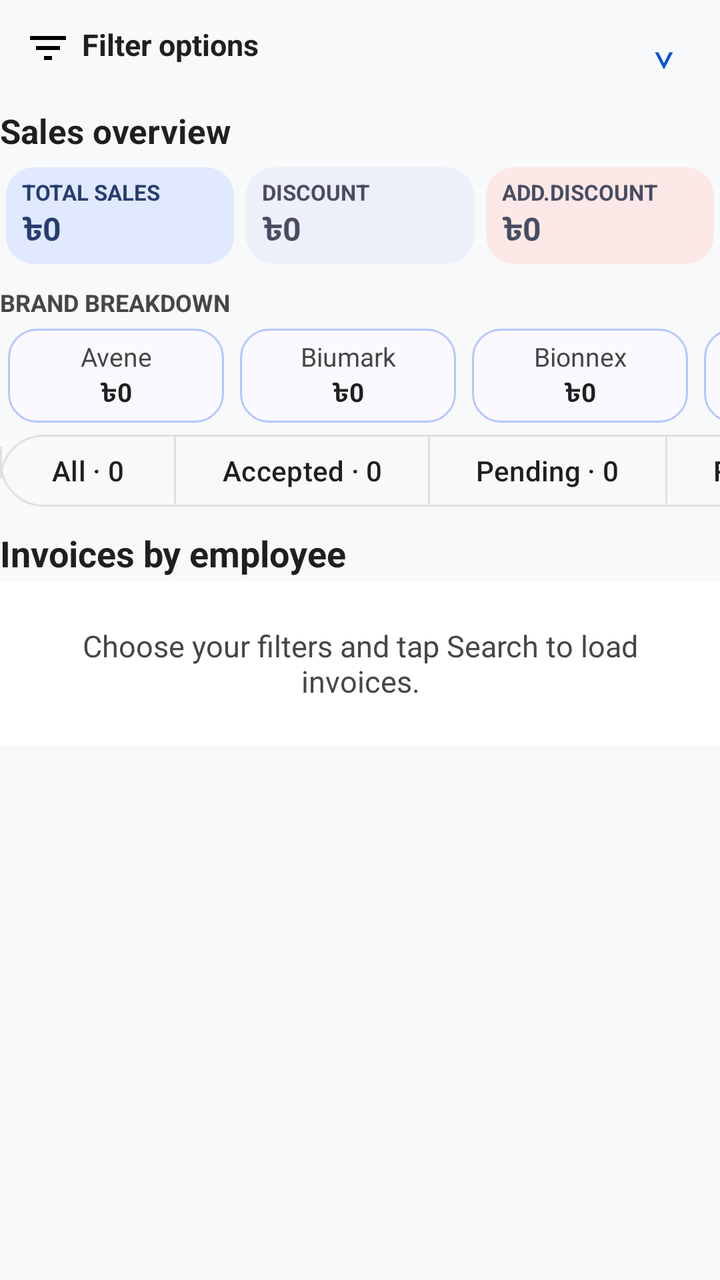
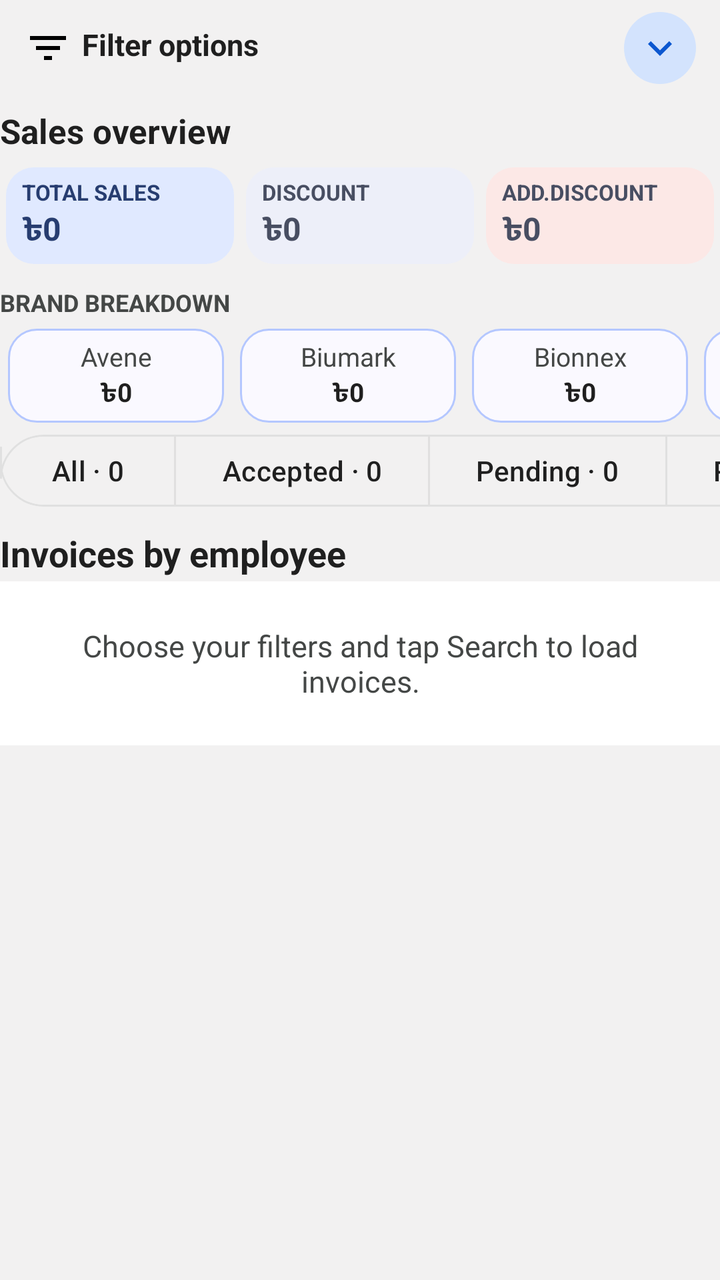

An Android layout rendered at two revisions. The XML below is the earlier revision; the diff shows what the commit changed to produce the second picture.
<!-- AndroidManifest.xml: application theme Theme.OrderPro -->
<!-- res/layout/fragment_daily_invoice_report.xml -->
<?xml version="1.0" encoding="utf-8"?>
<LinearLayout xmlns:android="http://schemas.android.com/apk/res/android"
    xmlns:app="http://schemas.android.com/apk/res-auto"
    android:id="@+id/dailyInvoiceReport"
    android:layout_width="match_parent"
    android:layout_height="wrap_content"
    android:orientation="vertical">

    <LinearLayout
        android:id="@+id/filterOptionsRoot"
        android:layout_width="match_parent"
        android:layout_height="wrap_content"
        android:orientation="vertical">

        <LinearLayout
            android:id="@+id/filterOptionsHeader"
            android:layout_width="match_parent"
            android:layout_height="48dp"
            android:background="?attr/selectableItemBackground"
            android:clickable="true"
            android:focusable="true"
            android:gravity="center_vertical"
            android:orientation="horizontal"
            android:paddingHorizontal="12dp">

            <TextView
                android:layout_width="0dp"
                android:layout_height="wrap_content"
                android:layout_weight="1"
                android:drawablePadding="5dp"
                android:text="@string/daily_invoice_filter_options"
                android:textColor="@color/on_surface_light"
                android:textSize="15sp"
                android:textStyle="bold"
                app:drawableStartCompat="@drawable/ic_filter" />

            <TextView
                android:id="@+id/filterOptionsIcon"
                android:layout_width="32dp"
                android:layout_height="match_parent"
                android:gravity="center"
                android:importantForAccessibility="no"
                android:text="⌄"
                android:textColor="@color/google_blue"
                android:textSize="22sp" />
        </LinearLayout>

        <com.arif.smartordermanagement.ui.common.ReportHeaderFilterView
            android:id="@+id/reportHeaderFilter"
            android:layout_width="match_parent"
            android:layout_height="wrap_content"
            android:layout_marginBottom="5dp"
            android:visibility="gone" />
    </LinearLayout>

    <TextView
        android:id="@+id/salesOverviewTitle"
        android:layout_width="match_parent"
        android:layout_height="wrap_content"
        android:layout_marginTop="6dp"
        android:layout_marginBottom="4dp"
        android:text="@string/daily_invoice_sales_overview"
        android:textColor="@color/on_surface_light"
        android:textSize="17sp"
        android:textStyle="bold" />

    <LinearLayout
        android:id="@+id/summaryCards"
        android:layout_width="match_parent"
        android:layout_height="wrap_content"
        android:baselineAligned="false"
        android:orientation="horizontal">

        <LinearLayout
            android:layout_width="0dp"
            android:layout_height="wrap_content"
            android:layout_margin="3dp"
            android:layout_weight="1"
            android:background="@drawable/bg_invoice_summary_tile"
            android:backgroundTint="#E0E9FF"
            android:orientation="vertical"
            android:paddingHorizontal="8dp"
            android:paddingVertical="5dp">

            <TextView
                android:layout_width="match_parent"
                android:layout_height="wrap_content"
                android:autoSizeMaxTextSize="11sp"
                android:autoSizeMinTextSize="8sp"
                android:autoSizeTextType="uniform"
                android:maxLines="1"
                android:text="@string/daily_invoice_total_sales"
                android:textColor="#FF273D70"
                android:textSize="11sp"
                android:textStyle="bold" />

            <TextView
                android:id="@+id/totalSalesValue"
                android:layout_width="match_parent"
                android:layout_height="wrap_content"
                android:autoSizeMaxTextSize="16sp"
                android:autoSizeMinTextSize="9sp"
                android:autoSizeTextType="uniform"
                android:maxLines="1"
                android:text="@string/daily_invoice_amount_placeholder"
                android:textColor="#FF273D70"
                android:textSize="16sp"
                android:textStyle="bold" />
        </LinearLayout>

        <LinearLayout
            android:layout_width="0dp"
            android:layout_height="wrap_content"
            android:layout_margin="3dp"
            android:layout_weight="1"
            android:background="@drawable/bg_invoice_summary_tile"
            android:backgroundTint="#EDEFF9"
            android:orientation="vertical"
            android:paddingHorizontal="8dp"
            android:paddingVertical="5dp">

            <TextView
                android:layout_width="match_parent"
                android:layout_height="wrap_content"
                android:autoSizeMaxTextSize="11sp"
                android:autoSizeMinTextSize="8sp"
                android:autoSizeTextType="uniform"
                android:maxLines="1"
                android:text="@string/daily_invoice_discount"
                android:textColor="#FF484E62"
                android:textSize="11sp"
                android:textStyle="bold" />

            <TextView
                android:id="@+id/discountValue"
                android:layout_width="match_parent"
                android:layout_height="wrap_content"
                android:autoSizeMaxTextSize="16sp"
                android:autoSizeMinTextSize="9sp"
                android:autoSizeTextType="uniform"
                android:maxLines="1"
                android:text="@string/daily_invoice_amount_placeholder"
                android:textColor="#FF484E62"
                android:textSize="16sp"
                android:textStyle="bold" />
        </LinearLayout>

        <LinearLayout
            android:layout_width="0dp"
            android:layout_height="wrap_content"
            android:layout_margin="3dp"
            android:layout_weight="1"
            android:background="@drawable/bg_invoice_summary_tile"
            android:backgroundTint="#FCE8E6"
            android:orientation="vertical"
            android:paddingHorizontal="8dp"
            android:paddingVertical="5dp">

            <TextView
                android:layout_width="match_parent"
                android:layout_height="wrap_content"
                android:autoSizeMaxTextSize="11sp"
                android:autoSizeMinTextSize="8sp"
                android:autoSizeTextType="uniform"
                android:maxLines="1"
                android:text="@string/additional_discount"
                android:textColor="#FF484E62"
                android:textSize="11sp"
                android:textStyle="bold" />

            <TextView
                android:id="@+id/additionalDiscountValue"
                android:layout_width="match_parent"
                android:layout_height="wrap_content"
                android:autoSizeMaxTextSize="16sp"
                android:autoSizeMinTextSize="9sp"
                android:autoSizeTextType="uniform"
                android:maxLines="1"
                android:text="@string/daily_invoice_amount_placeholder"
                android:textColor="#FF484E62"
                android:textSize="16sp"
                android:textStyle="bold" />
        </LinearLayout>
    </LinearLayout>

    <TextView
        android:layout_width="match_parent"
        android:layout_height="wrap_content"
        android:layout_marginTop="8dp"
        android:layout_marginBottom="5dp"
        android:text="@string/daily_invoice_brand_sales"
        android:textAllCaps="true"
        android:textColor="@color/on_surface_variant_light"
        android:textSize="12sp"
        android:textStyle="bold" />

    <HorizontalScrollView
        android:layout_width="match_parent"
        android:layout_height="wrap_content"
        android:fillViewport="false"
        android:scrollbars="none">

        <LinearLayout
            android:layout_width="wrap_content"
            android:layout_height="wrap_content"
            android:orientation="horizontal">

            <LinearLayout
                android:layout_width="108dp"
                android:layout_height="wrap_content"
                android:layout_marginHorizontal="4dp"
                android:background="@drawable/bg_brand_summary_tile"
                android:gravity="center"
                android:orientation="vertical"
                android:padding="5dp">

                <TextView
                    android:layout_width="match_parent"
                    android:layout_height="wrap_content"
                    android:autoSizeMaxTextSize="13sp"
                    android:autoSizeMinTextSize="10sp"
                    android:autoSizeTextType="uniform"
                    android:gravity="center"
                    android:maxLines="1"
                    android:text="@string/brand_avene"
                    android:textColor="@color/on_surface_variant_light"
                    android:textSize="13sp" />

                <TextView
                    android:id="@+id/brandAveneValue"
                    android:layout_width="match_parent"
                    android:layout_height="wrap_content"
                    android:autoSizeMaxTextSize="14sp"
                    android:autoSizeMinTextSize="10sp"
                    android:autoSizeTextType="uniform"
                    android:ellipsize="end"
                    android:gravity="center"
                    android:maxLines="1"
                    android:text="@string/daily_invoice_amount_placeholder"
                    android:textColor="@color/on_surface_light"
                    android:textSize="13sp"
                    android:textStyle="bold" />
            </LinearLayout>

            <LinearLayout
                android:layout_width="108dp"
                android:layout_height="wrap_content"
                android:layout_marginHorizontal="4dp"
                android:background="@drawable/bg_brand_summary_tile"
                android:gravity="center"
                android:orientation="vertical"
                android:padding="5dp">

                <TextView
                    android:layout_width="match_parent"
                    android:layout_height="wrap_content"
                    android:autoSizeMaxTextSize="13sp"
                    android:autoSizeMinTextSize="10sp"
                    android:autoSizeTextType="uniform"
                    android:gravity="center"
                    android:maxLines="1"
                    android:text="@string/brand_biumark"
                    android:textColor="@color/on_surface_variant_light"
                    android:textSize="13sp" />

                <TextView
                    android:id="@+id/brandBiumarkValue"
                    android:layout_width="match_parent"
                    android:layout_height="wrap_content"
                    android:autoSizeMaxTextSize="14sp"
                    android:autoSizeMinTextSize="10sp"
                    android:autoSizeTextType="uniform"
                    android:ellipsize="end"
                    android:gravity="center"
                    android:maxLines="1"
                    android:text="@string/daily_invoice_amount_placeholder"
                    android:textColor="@color/on_surface_light"
                    android:textSize="13sp"
                    android:textStyle="bold" />
            </LinearLayout>

            <LinearLayout
                android:layout_width="108dp"
                android:layout_height="wrap_content"
                android:layout_marginHorizontal="4dp"
                android:background="@drawable/bg_brand_summary_tile"
                android:gravity="center"
                android:orientation="vertical"
                android:padding="5dp">

                <TextView
                    android:layout_width="match_parent"
                    android:layout_height="wrap_content"
                    android:autoSizeMaxTextSize="13sp"
                    android:autoSizeMinTextSize="10sp"
                    android:autoSizeTextType="uniform"
                    android:gravity="center"
                    android:maxLines="1"
                    android:text="@string/brand_bionnex"
                    android:textColor="@color/on_surface_variant_light"
                    android:textSize="13sp" />

                <TextView
                    android:id="@+id/brandBionnexValue"
                    android:layout_width="match_parent"
                    android:layout_height="wrap_content"
                    android:autoSizeMaxTextSize="14sp"
                    android:autoSizeMinTextSize="10sp"
                    android:autoSizeTextType="uniform"
                    android:ellipsize="end"
                    android:gravity="center"
                    android:maxLines="1"
                    android:text="@string/daily_invoice_amount_placeholder"
                    android:textColor="@color/on_surface_light"
                    android:textSize="13sp"
                    android:textStyle="bold" />
            </LinearLayout>

            <LinearLayout
                android:layout_width="108dp"
                android:layout_height="wrap_content"
                android:layout_marginHorizontal="4dp"
                android:background="@drawable/bg_brand_summary_tile"
                android:gravity="center"
                android:orientation="vertical"
                android:padding="5dp">

                <TextView
                    android:layout_width="match_parent"
                    android:layout_height="wrap_content"
                    android:autoSizeMaxTextSize="13sp"
                    android:autoSizeMinTextSize="10sp"
                    android:autoSizeTextType="uniform"
                    android:gravity="center"
                    android:maxLines="1"
                    android:text="@string/brand_cosmed"
                    android:textColor="@color/on_surface_variant_light"
                    android:textSize="13sp" />

                <TextView
                    android:id="@+id/brandCosmedValue"
                    android:layout_width="match_parent"
                    android:layout_height="wrap_content"
                    android:autoSizeMaxTextSize="14sp"
                    android:autoSizeMinTextSize="10sp"
                    android:autoSizeTextType="uniform"
                    android:ellipsize="end"
                    android:gravity="center"
                    android:maxLines="1"
                    android:text="@string/daily_invoice_amount_placeholder"
                    android:textColor="@color/on_surface_light"
                    android:textSize="13sp"
                    android:textStyle="bold" />
            </LinearLayout>

            <LinearLayout
                android:layout_width="108dp"
                android:layout_height="wrap_content"
                android:layout_marginHorizontal="4dp"
                android:background="@drawable/bg_brand_summary_tile"
                android:gravity="center"
                android:orientation="vertical"
                android:padding="5dp">

                <TextView
                    android:layout_width="match_parent"
                    android:layout_height="wrap_content"
                    android:autoSizeMaxTextSize="13sp"
                    android:autoSizeMinTextSize="10sp"
                    android:autoSizeTextType="uniform"
                    android:gravity="center"
                    android:maxLines="1"
                    android:text="@string/brand_wahib"
                    android:textColor="@color/on_surface_variant_light"
                    android:textSize="13sp" />

                <TextView
                    android:id="@+id/brandWahibValue"
                    android:layout_width="match_parent"
                    android:layout_height="wrap_content"
                    android:autoSizeMaxTextSize="14sp"
                    android:autoSizeMinTextSize="10sp"
                    android:autoSizeTextType="uniform"
                    android:ellipsize="end"
                    android:gravity="center"
                    android:maxLines="1"
                    android:text="@string/daily_invoice_amount_placeholder"
                    android:textColor="@color/on_surface_light"
                    android:textSize="13sp"
                    android:textStyle="bold" />
            </LinearLayout>
        </LinearLayout>
    </HorizontalScrollView>

    <HorizontalScrollView
        android:layout_width="match_parent"
        android:layout_height="wrap_content"
        android:layout_gravity="center|start"
        android:layout_marginTop="2dp"
        android:layout_marginBottom="2dp"
        android:fillViewport="true"
        android:scrollbars="none">

        <com.google.android.material.button.MaterialButtonToggleGroup
            android:id="@+id/statusFilters"
            android:layout_width="wrap_content"
            android:layout_height="wrap_content"
            android:gravity="center"
            android:orientation="horizontal"
            app:selectionRequired="true"
            app:singleSelection="true">

            <com.google.android.material.button.MaterialButton
                android:id="@+id/filterAll"
                style="@style/Widget.Material3.Button.OutlinedButton"
                android:layout_width="wrap_content"
                android:layout_height="44dp"
                android:minWidth="88dp"
                android:tag="all"
                android:text="@string/daily_invoice_filter_all"
                android:textAllCaps="false"
                app:cornerRadius="22dp" />

            <com.google.android.material.button.MaterialButton
                android:id="@+id/filterAccepted"
                style="@style/Widget.Material3.Button.OutlinedButton"
                android:layout_width="wrap_content"
                android:layout_height="44dp"
                android:minWidth="88dp"
                android:tag="accepted"
                android:text="@string/daily_invoice_filter_accepted"
                android:textAllCaps="false"
                app:cornerRadius="22dp" />

            <com.google.android.material.button.MaterialButton
                android:id="@+id/filterPending"
                style="@style/Widget.Material3.Button.OutlinedButton"
                android:layout_width="wrap_content"
                android:layout_height="44dp"
                android:minWidth="88dp"
                android:tag="pending"
                android:text="@string/daily_invoice_filter_pending"
                android:textAllCaps="false"
                app:cornerRadius="22dp" />

            <com.google.android.material.button.MaterialButton
                android:id="@+id/filterReturned"
                style="@style/Widget.Material3.Button.OutlinedButton"
                android:layout_width="wrap_content"
                android:layout_height="44dp"
                android:minWidth="88dp"
                android:tag="return"
                android:text="@string/daily_invoice_filter_returned"
                android:textAllCaps="false"
                app:cornerRadius="22dp" />
        </com.google.android.material.button.MaterialButtonToggleGroup>
    </HorizontalScrollView>

    <TextView
        android:id="@+id/invoicesByEmployeeTitle"
        android:layout_width="match_parent"
        android:layout_height="wrap_content"
        android:layout_marginTop="5dp"
        android:layout_marginBottom="2dp"
        android:text="@string/daily_invoice_employee_heading"
        android:textColor="@color/on_surface_light"
        android:textSize="18sp"
        android:textStyle="bold" />

    <TextView
        android:id="@+id/emptyState"
        android:layout_width="match_parent"
        android:layout_height="wrap_content"
        android:background="@color/surface_light"
        android:gravity="center"
        android:paddingHorizontal="20dp"
        android:paddingVertical="22dp"
        android:text="@string/daily_invoice_initial_empty"
        android:textColor="@color/on_surface_variant_light"
        android:textSize="15sp" />

    <androidx.recyclerview.widget.RecyclerView
        android:id="@+id/invoiceList"
        android:layout_width="match_parent"
        android:layout_height="wrap_content"
        android:layout_marginTop="8dp"
        android:nestedScrollingEnabled="false"
        android:visibility="gone" />
</LinearLayout>
<!-- resources referenced by this layout -->
<resources>
  <color name="google_blue">#0B57D0</color>
  <color name="on_surface_light">#1F1F1F</color>
  <color name="on_surface_variant_light">#444746</color>
  <color name="surface_light">#FFFFFF</color>
  <!-- drawable bg_brand_summary_tile (drawable) -->
  <?xml version="1.0" encoding="utf-8"?>
  <shape xmlns:android="http://schemas.android.com/apk/res/android"
      android:shape="rectangle">
      <solid android:color="#FAF9FF" />
      <stroke
          android:width="1dp"
          android:color="#B4C7FF" />
      <corners android:radius="@dimen/input_corner_radius_expressive" />
  </shape>
  <!-- drawable bg_invoice_summary_tile (drawable) -->
  <?xml version="1.0" encoding="utf-8"?>
  <shape xmlns:android="http://schemas.android.com/apk/res/android"
      android:shape="rectangle">
      <solid android:color="@android:color/white" />
      <corners android:radius="@dimen/input_corner_radius_expressive" />
  </shape>
  <!-- drawable ic_filter (drawable) -->
  <vector xmlns:android="http://schemas.android.com/apk/res/android"
      android:width="24dp"
      android:height="24dp"
      android:viewportWidth="24"
      android:viewportHeight="24">
      <path
          android:fillColor="#FF000000"
          android:pathData="M10,18h4v-2h-4v2zM3,6v2h18V6H3zM6,13h12v-2H6v2z"/>
  </vector>
  <string name="additional_discount">ADD.DISCOUNT</string>
  <string name="brand_avene">Avene</string>
  <string name="brand_bionnex">Bionnex</string>
  <string name="brand_biumark">Biumark</string>
  <string name="brand_cosmed">Cosmed</string>
  <string name="brand_wahib">Wahib</string>
  <string name="daily_invoice_amount_placeholder">৳0</string>
  <string name="daily_invoice_brand_sales">Brand breakdown</string>
  <string name="daily_invoice_discount">DISCOUNT</string>
  <string name="daily_invoice_employee_heading">Invoices by employee</string>
  <string name="daily_invoice_filter_accepted">Accepted · 0</string>
  <string name="daily_invoice_filter_all">All · 0</string>
  <string name="daily_invoice_filter_options">Filter options</string>
  <string name="daily_invoice_filter_pending">Pending · 0</string>
  <string name="daily_invoice_filter_returned">Returned · 0</string>
  <string name="daily_invoice_initial_empty">Choose your filters and tap Search to load invoices.</string>
  <string name="daily_invoice_sales_overview">Sales overview</string>
  <string name="daily_invoice_total_sales">TOTAL SALES</string>
  <dimen name="input_corner_radius_expressive">14dp</dimen>
  <color name="google_blue_container">#D3E3FD</color>
  <color name="on_google_blue_container">#041E49</color>
  <color name="background_light">#F8F9FA</color>
  <color name="tonal_surface_light">#F3F6FC</color>
  <color name="outline_light">#E0E0E0</color>
  <style name="ShapeAppearance.OrderPro.SmallComponent" parent="ShapeAppearance.Material3.Corner.Small">
          <item name="cornerSize">10dp</item>
      </style>
  <style name="ShapeAppearance.OrderPro.MediumComponent" parent="ShapeAppearance.Material3.Corner.Medium">
          <item name="cornerSize">18dp</item>
      </style>
  <style name="ShapeAppearance.OrderPro.LargeComponent" parent="ShapeAppearance.Material3.Corner.Large">
          <item name="cornerSize">24dp</item>
      </style>
  <!-- unchanged entries left out for length: 1 -->
</resources>

<!-- the commit's change to res/layout/fragment_daily_invoice_report.xml (unified diff, before → after) -->
@@ -34,15 +34,16 @@
                 android:textStyle="bold"
                 app:drawableStartCompat="@drawable/ic_filter" />
 
-            <TextView
+            <ImageView
                 android:id="@+id/filterOptionsIcon"
-                android:layout_width="32dp"
-                android:layout_height="match_parent"
-                android:gravity="center"
+                android:layout_width="36dp"
+                android:layout_height="36dp"
+                android:background="@drawable/bg_report_spinner_badge"
+                android:contentDescription="@null"
                 android:importantForAccessibility="no"
-                android:text="⌄"
-                android:textColor="@color/google_blue"
-                android:textSize="22sp" />
+                android:padding="6dp"
+                android:src="@drawable/ic_spinner_chevron"
+                app:tint="@color/google_blue" />
         </LinearLayout>
 
         <com.arif.smartordermanagement.ui.common.ReportHeaderFilterView
@@ -467,6 +468,18 @@
         android:textSize="18sp"
         android:textStyle="bold" />
 
+    <com.google.android.material.progressindicator.CircularProgressIndicator
+        android:id="@+id/invoiceProgressIndicator"
+        android:layout_width="40dp"
+        android:layout_height="40dp"
+        android:layout_gravity="center_horizontal"
+        android:layout_marginTop="12dp"
+        android:layout_marginBottom="8dp"
+        android:visibility="gone"
+        app:indicatorSize="36dp"
+        app:trackThickness="4dp"
+        app:indicatorColor="@color/google_blue" />
+
     <TextView
         android:id="@+id/emptyState"
         android:layout_width="match_parent"
<!-- resource entries referenced after the edit -->
@@ -21,6 +21,12 @@
       <solid android:color="@android:color/white" />
       <corners android:radius="@dimen/input_corner_radius_expressive" />
   </shape>
+  <!-- drawable bg_report_spinner_badge (drawable) -->
+  <?xml version="1.0" encoding="utf-8"?>
+  <shape xmlns:android="http://schemas.android.com/apk/res/android"
+      android:shape="oval">
+      <solid android:color="@color/google_blue_container" />
+  </shape>
   <!-- drawable ic_filter (drawable) -->
   <vector xmlns:android="http://schemas.android.com/apk/res/android"
       android:width="24dp"
@@ -30,6 +36,17 @@
       <path
           android:fillColor="#FF000000"
           android:pathData="M10,18h4v-2h-4v2zM3,6v2h18V6H3zM6,13h12v-2H6v2z"/>
+  </vector>
+  <!-- drawable ic_spinner_chevron (drawable) -->
+  <?xml version="1.0" encoding="utf-8"?>
+  <vector xmlns:android="http://schemas.android.com/apk/res/android"
+      android:width="24dp"
+      android:height="24dp"
+      android:viewportWidth="24"
+      android:viewportHeight="24">
+      <path
+          android:fillColor="#FF000000"
+          android:pathData="M7.41,8.59L12,13.17l4.59,-4.58L18,10l-6,6l-6,-6z" />
   </vector>
   <string name="additional_discount">ADD.DISCOUNT</string>
   <string name="brand_avene">Avene</string>
@@ -52,7 +69,7 @@
   <dimen name="input_corner_radius_expressive">14dp</dimen>
   <color name="google_blue_container">#D3E3FD</color>
   <color name="on_google_blue_container">#041E49</color>
-  <color name="background_light">#F8F9FA</color>
+  <color name="background_light">#EEF2F1F1</color>
   <color name="tonal_surface_light">#F3F6FC</color>
   <color name="outline_light">#E0E0E0</color>
   <style name="ShapeAppearance.OrderPro.SmallComponent" parent="ShapeAppearance.Material3.Corner.Small">
